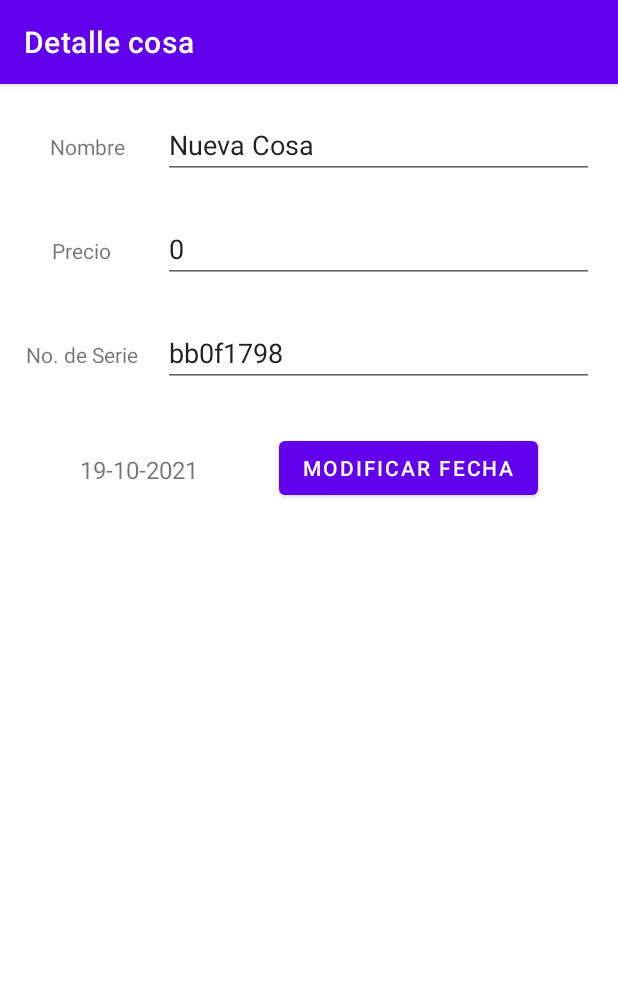
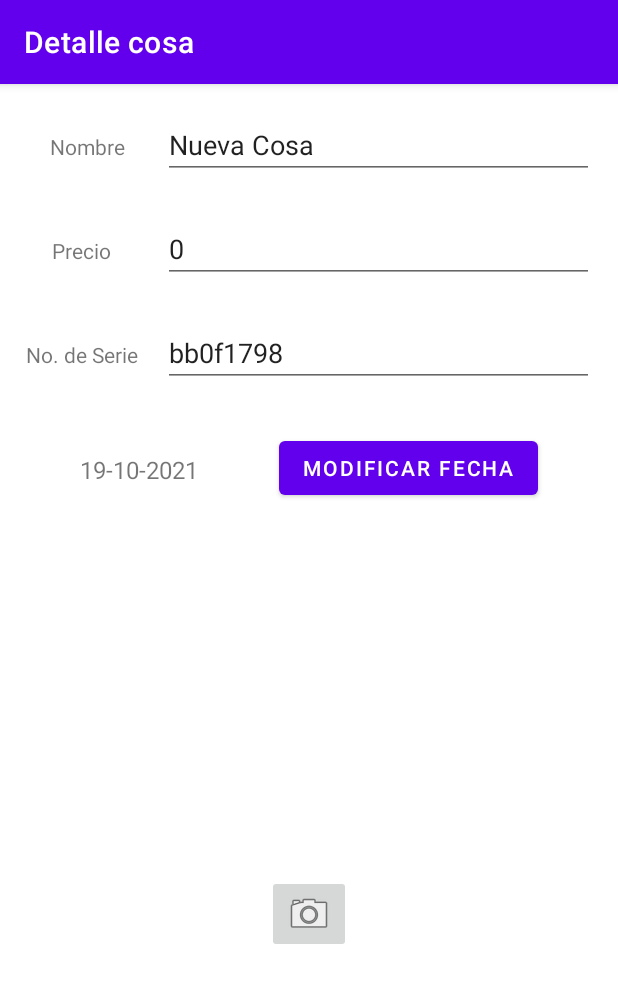
Before and after one commit to CesarArellano/Possessor-App, an Android app: the screen it shows after launch (MainActivity), after a tap on "Nueva cosa", on a phone screen of 412 x 824 dp. Shown: the top 983 px of the screen. Run offline under Robolectric (Android 15) with nearby library versions, the phone set to English and light mode, and no system bars; libraries missing offline, so code that uses them is left out: it.xabaras.android.

Commit message:
Creating new camera option

```diff
--- a/PossessorApp/app/src/main/AndroidManifest.xml
+++ b/PossessorApp/app/src/main/AndroidManifest.xml
@@ -2,6 +2,9 @@
 <manifest xmlns:android="http://schemas.android.com/apk/res/android"
     package="com.cesararellano.possessorapp">
 
+    <uses-feature
+        android:name="android.hardware.camera"
+        android:required="false" />
     <application
         android:allowBackup="true"
         android:icon="@mipmap/ic_launcher"
--- a/PossessorApp/app/src/main/java/com/cesararellano/possessorapp/ThingFragment.kt
+++ b/PossessorApp/app/src/main/java/com/cesararellano/possessorapp/ThingFragment.kt
@@ -1,18 +1,18 @@
 package com.cesararellano.possessorapp
 
 import android.app.DatePickerDialog
+import android.content.Intent
 import android.os.Bundle
+import android.provider.MediaStore
 import android.text.Editable
 import android.text.TextWatcher
 import androidx.fragment.app.Fragment
 import android.view.LayoutInflater
 import android.view.View
 import android.view.ViewGroup
-import android.widget.Button
-import android.widget.EditText
-import android.widget.TextView
-import android.widget.Toast
+import android.widget.*
 import androidx.appcompat.app.AppCompatActivity
+import java.lang.Exception
 import java.text.SimpleDateFormat
 import java.util.*
 
@@ -26,6 +26,8 @@ class ThingFragment : Fragment() {
     private lateinit var serialNumberField: EditText
     private lateinit var dateLabel: TextView
     private lateinit var modifyDateButton: Button
+    private lateinit var viewToPhoto: ImageView
+    private lateinit var cameraButton: ImageButton
 
     override fun onCreate(savedInstanceState: Bundle?) {
         super.onCreate(savedInstanceState)
@@ -98,6 +100,8 @@ class ThingFragment : Fragment() {
         serialNumberField = view.findViewById(R.id.serialNumberEditText)
         dateLabel = view.findViewById(R.id.dateLabel)
         modifyDateButton = view.findViewById(R.id.modifyDateButton)
+        viewToPhoto = view.findViewById(R.id.thingImage)
+        cameraButton = view.findViewById(R.id.imageButton)
 
         // Seteamos los valores de thing para que sean pintados en pantalla.
         nameField.setText( thing.thingName )
@@ -113,6 +117,17 @@ class ThingFragment : Fragment() {
             val month = splitDate[1].toInt()
             val day = splitDate[0].toInt()
             showDatePickerDialog(year, month, day) // Crea el DatePickerDialog y lo muestra.
+        }
+
+        cameraButton.apply {
+            setOnClickListener {
+                val takePhotoIntent =  Intent(MediaStore.ACTION_IMAGE_CAPTURE)
+                try {
+                    startActivity(takePhotoIntent)
+                } catch (e: Exception) {
+
+                }
+            }
         }
 
         return view
--- a/PossessorApp/app/src/main/res/layout/thing_fragment.xml
+++ b/PossessorApp/app/src/main/res/layout/thing_fragment.xml
@@ -102,4 +102,27 @@
         app:layout_constraintStart_toEndOf="@+id/dateLabel"
         app:layout_constraintTop_toBottomOf="@+id/serialNumberEditText" />
 
+    <ImageView
+        android:id="@+id/thingImage"
+        android:layout_width="182dp"
+        android:layout_height="199dp"
+        android:layout_marginTop="32dp"
+        android:contentDescription="@string/thingImage"
+        app:layout_constraintEnd_toEndOf="parent"
+        app:layout_constraintStart_toStartOf="parent"
+        app:layout_constraintTop_toBottomOf="@+id/modifyDateButton"
+        tools:srcCompat="@tools:sample/avatars" />
+
+    <ImageButton
+        android:id="@+id/imageButton"
+        android:layout_width="wrap_content"
+        android:layout_height="wrap_content"
+        android:layout_marginTop="16dp"
+        android:contentDescription="@string/cameraButton"
+        app:layout_constraintEnd_toEndOf="parent"
+        app:layout_constraintStart_toStartOf="parent"
+        app:layout_constraintTop_toBottomOf="@+id/thingImage"
+        app:srcCompat="@android:drawable/ic_menu_camera"
+        tools:ignore="SpeakableTextPresentCheck" />
+
 </androidx.constraintlayout.widget.ConstraintLayout>
--- a/PossessorApp/app/src/main/res/values/strings.xml
+++ b/PossessorApp/app/src/main/res/values/strings.xml
@@ -8,4 +8,6 @@
     <string name="serialNumberLabel">Número de serie</string>
     <string name="modifyDateButton">Modificar fecha</string>
     <string name="newThingItem">Nueva cosa</string>
+    <string name="thingImage">Imagen cosa</string>
+    <string name="cameraButton">Botón cámara</string>
 </resources>
```
